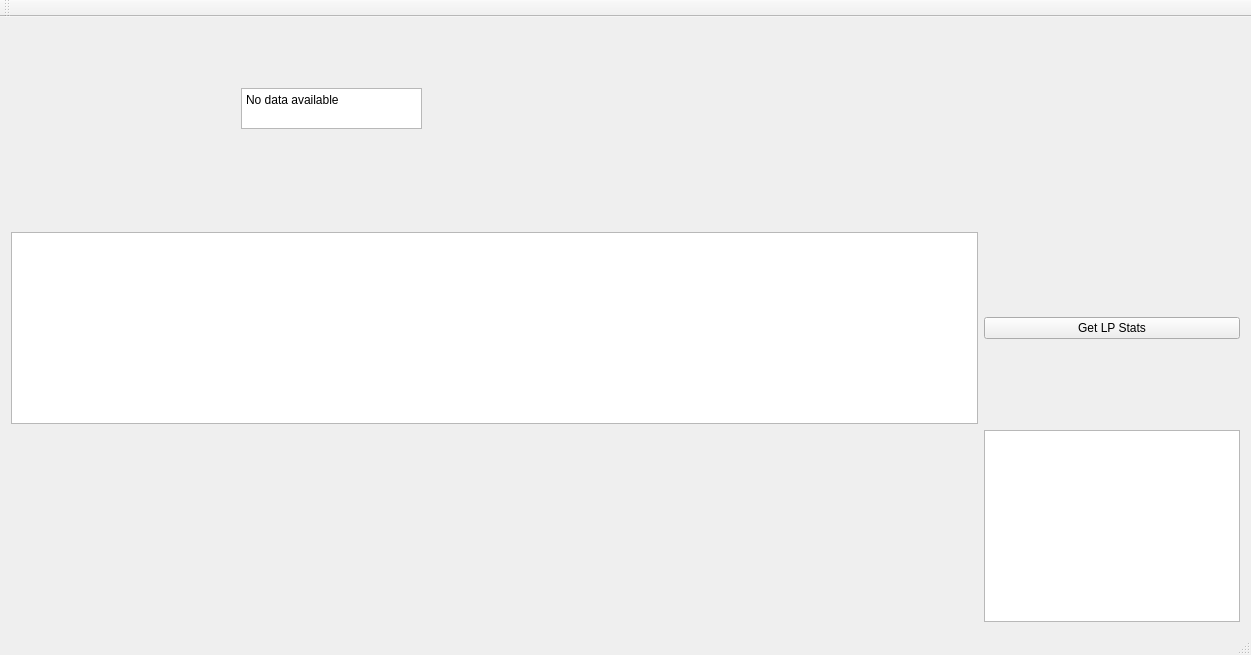
Before: the Qt Designer form mainwindow.ui in tontonmorale/pds-threaded-server, drawn with Qt 5.
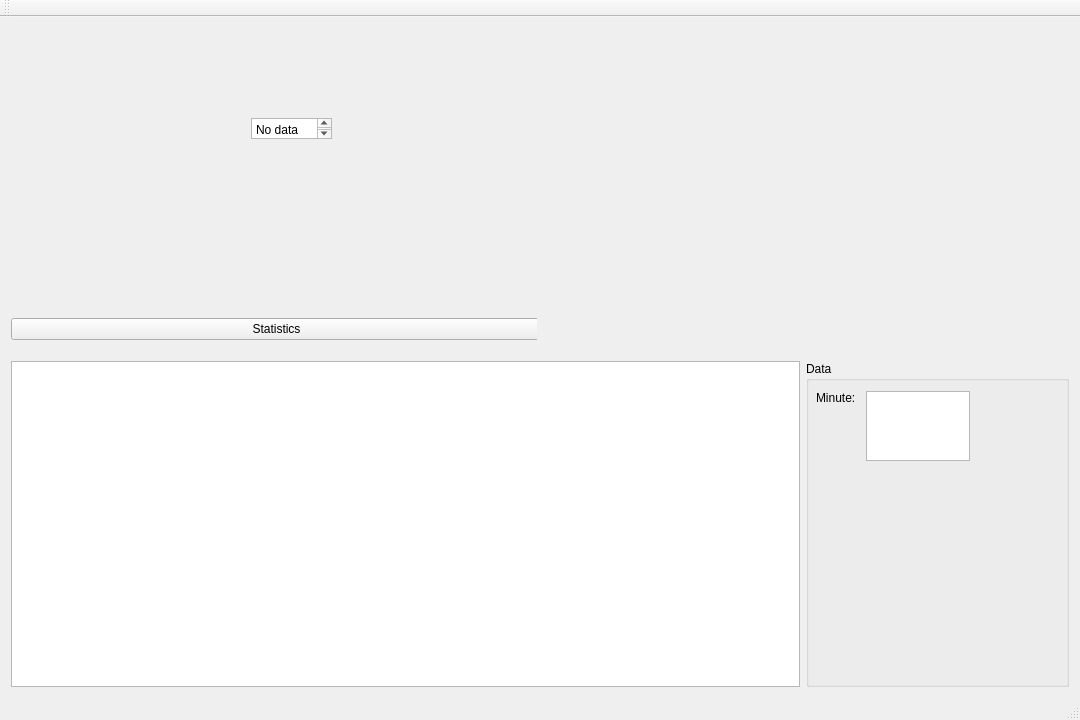
After: the same form once the commit is applied. Custom widgets are drawn as their Qt base class.

Commit message: Cambio grafica

```diff
--- a/mainwindow.ui
+++ b/mainwindow.ui
@@ -6,8 +6,8 @@
    <rect>
     <x>0</x>
     <y>0</y>
-    <width>1251</width>
-    <height>655</height>
+    <width>1080</width>
+    <height>720</height>
    </rect>
   </property>
   <property name="windowTitle">
@@ -15,60 +15,103 @@
   </property>
   <widget class="QWidget" name="centralWidget">
    <layout class="QGridLayout" name="gridLayout">
-    <item row="0" column="0">
+    <item row="0" column="1">
+     <layout class="QHBoxLayout" name="horizontalLayout">
+      <item>
      <widget class="QChartView" name="countChartView" native="true">
       <property name="sizePolicy">
-       <sizepolicy hsizetype="Expanding" vsizetype="Expanding">
+         <sizepolicy hsizetype="Preferred" vsizetype="Preferred">
         <horstretch>0</horstretch>
-        <verstretch>0</verstretch>
-       </sizepolicy>
-      </property>
+          <verstretch>4</verstretch>
+         </sizepolicy>
+        </property>
+        <widget class="QPushButton" name="pushButton">
+         <property name="geometry">
+          <rect>
+           <x>0</x>
+           <y>290</y>
+           <width>531</width>
+           <height>22</height>
+          </rect>
+         </property>
+         <property name="text">
+          <string>Statistics</string>
+         </property>
+        </widget>
       <widget class="QPlainTextEdit" name="noChartData">
        <property name="geometry">
         <rect>
-         <x>230</x>
-         <y>60</y>
-         <width>181</width>
-         <height>41</height>
+           <x>240</x>
+           <y>90</y>
+           <width>81</width>
+           <height>21</height>
         </rect>
        </property>
        <property name="readOnly">
         <bool>true</bool>
        </property>
        <property name="plainText">
-        <string>No data available</string>
+          <string>No data yet</string>
        </property>
       </widget>
      </widget>
     </item>
-    <item row="1" column="0">
-     <widget class="QPlainTextEdit" name="log">
-      <property name="sizePolicy">
-       <sizepolicy hsizetype="Preferred" vsizetype="Preferred">
-        <horstretch>0</horstretch>
-        <verstretch>0</verstretch>
-       </sizepolicy>
-      </property>
-      <property name="readOnly">
-       <bool>true</bool>
-      </property>
-      <property name="maximumBlockCount">
-       <number>50</number>
-      </property>
-     </widget>
-    </item>
-    <item row="0" column="1">
+      <item>
      <widget class="QChartView" name="mapView" native="true"/>
     </item>
+     </layout>
+    </item>
     <item row="1" column="1">
-     <widget class="QPushButton" name="pushButton">
-      <property name="text">
-       <string>Get LP Stats</string>
+     <layout class="QHBoxLayout" name="horizontalLayout_2">
+      <item>
+       <widget class="QPlainTextEdit" name="log">
+        <property name="enabled">
+         <bool>true</bool>
+        </property>
+        <property name="sizePolicy">
+         <sizepolicy hsizetype="Preferred" vsizetype="Preferred">
+          <horstretch>3</horstretch>
+          <verstretch>0</verstretch>
+         </sizepolicy>
+        </property>
+        <property name="readOnly">
+         <bool>true</bool>
       </property>
      </widget>
     </item>
-    <item row="2" column="1">
+      <item>
+       <widget class="QGroupBox" name="groupBox">
+        <property name="sizePolicy">
+         <sizepolicy hsizetype="Minimum" vsizetype="Minimum">
+          <horstretch>1</horstretch>
+          <verstretch>0</verstretch>
+         </sizepolicy>
+        </property>
+        <property name="title">
+         <string>Data</string>
+        </property>
+        <widget class="QLabel" name="minuteLabel">
+         <property name="geometry">
+          <rect>
+           <x>10</x>
+           <y>30</y>
+           <width>47</width>
+           <height>14</height>
+          </rect>
+         </property>
+         <property name="text">
+          <string>Minute:</string>
+         </property>
+        </widget>
      <widget class="QPlainTextEdit" name="minute">
+         <property name="geometry">
+          <rect>
+           <x>60</x>
+           <y>30</y>
+           <width>104</width>
+           <height>70</height>
+          </rect>
+         </property>
       <property name="sizePolicy">
        <sizepolicy hsizetype="Minimum" vsizetype="Minimum">
         <horstretch>0</horstretch>
@@ -79,6 +122,9 @@
        <bool>true</bool>
       </property>
      </widget>
+       </widget>
+      </item>
+     </layout>
     </item>
    </layout>
   </widget>
```
Left out of the diff: 4 changed lines with no effect on the pictures. Lines whose indentation alone changed are shown as unchanged. The commit also changes 1 other file.
